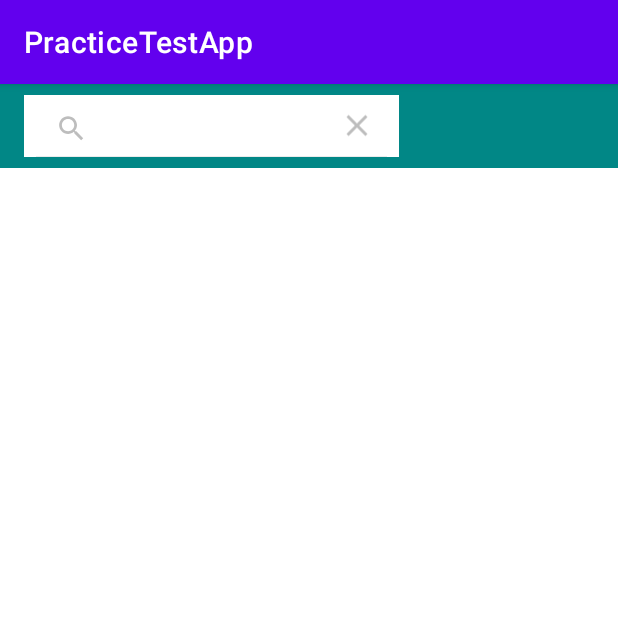
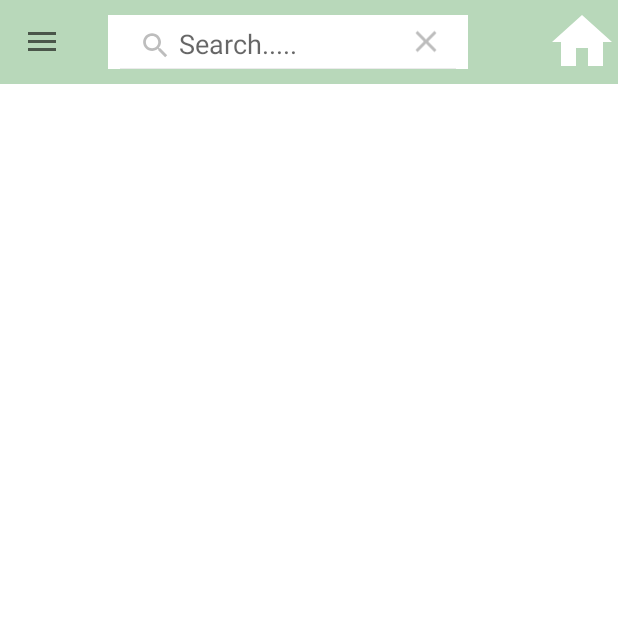
Before and after one commit to david0352721/PracticeApp, an Android app: the screen it shows after launch (MainActivity), after a tap on "Search", on a phone screen of 412 x 824 dp, the top half of it. Run offline under Robolectric (Android 15) with nearby library versions, the phone set to English and light mode, and no system bars.

Commit message:
新增啟動彈出視窗廣告及首頁DrawerLayout

```diff
--- a/app/build.gradle
+++ b/app/build.gradle
@@ -14,6 +14,7 @@ android {
         versionName "1.0"
 
         testInstrumentationRunner "androidx.test.runner.AndroidJUnitRunner"
+        vectorDrawables.useSupportLibrary = true
     }
 
     buildTypes {
--- a/app/src/main/java/com/example/practicetestapp/MainActivity.java
+++ b/app/src/main/java/com/example/practicetestapp/MainActivity.java
@@ -1,12 +1,16 @@
 package com.example.practicetestapp;
 
 import androidx.appcompat.app.ActionBarDrawerToggle;
+import androidx.appcompat.app.AlertDialog;
 import androidx.appcompat.app.AppCompatActivity;
 import androidx.appcompat.widget.SearchView;
 import androidx.appcompat.widget.Toolbar;
 import androidx.drawerlayout.widget.DrawerLayout;
 
 import android.os.Bundle;
+import android.view.LayoutInflater;
+import android.view.View;
+import android.view.ViewGroup;
 
 public class MainActivity extends AppCompatActivity {
 
@@ -20,9 +24,30 @@ public class MainActivity extends AppCompatActivity {
         super.onCreate(savedInstanceState);
         setContentView(R.layout.activity_main);
 
+        StartDialog();
+
         main_toolbar = findViewById(R.id.main_toolbar);
         main_searchView = findViewById(R.id.main_searchView);
         main_drawer = findViewById(R.id.main_drawer);
 
+        setSupportActionBar(main_toolbar);
+        getSupportActionBar().setDisplayShowTitleEnabled(false);
+        actionBarDrawerToggle = new ActionBarDrawerToggle(MainActivity.this, main_drawer, main_toolbar, 0, 0);
+        main_drawer.addDrawerListener(actionBarDrawerToggle);
+        actionBarDrawerToggle.syncState();
+
+    }
+
+    private void StartDialog() {
+        AlertDialog.Builder ad_builder = new AlertDialog.Builder(MainActivity.this);
+        ViewGroup ad_viewGroup = findViewById(R.id.main_layout);
+        View ad_View = LayoutInflater.from(MainActivity.this).inflate(R.layout.dialog_main, ad_viewGroup, false);
+        ad_builder.setView(ad_View);
+        AlertDialog ad_dialog = ad_builder.create();
+        ad_dialog.setCanceledOnTouchOutside(false);
+        ad_dialog.setCancelable(false);
+        ad_dialog.getWindow().setBackgroundDrawableResource(android.R.color.transparent);
+        ad_dialog.show();
+        ad_dialog.getWindow().findViewById(R.id.ad_cancel).setOnClickListener(view -> ad_dialog.dismiss());
     }
 }
--- /dev/null
+++ b/app/src/main/res/drawable/main_home_24.xml
@@ -0,0 +1,5 @@
+<vector android:height="48dp" android:tint="#FFFFFF"
+    android:viewportHeight="24" android:viewportWidth="24"
+    android:width="48dp" xmlns:android="http://schemas.android.com/apk/res/android">
+    <path android:fillColor="@android:color/white" android:pathData="M10,20v-6h4v6h5v-8h3L12,3 2,12h3v8z"/>
+</vector>
--- a/app/src/main/res/layout/activity_main.xml
+++ b/app/src/main/res/layout/activity_main.xml
@@ -5,23 +5,33 @@
     xmlns:tools="http://schemas.android.com/tools"
     android:layout_width="match_parent"
     android:layout_height="match_parent"
+    android:id="@+id/main_layout"
     tools:context=".MainActivity">
 
     <androidx.appcompat.widget.Toolbar
         android:layout_width="match_parent"
         android:layout_height="?attr/actionBarSize"
         android:id="@+id/main_toolbar"
-        android:background="@color/teal_700"
+        android:background="@color/actionBar"
+        app:popupTheme="@style/Widget.AppCompat.PopupMenu"
         app:layout_constraintLeft_toLeftOf="parent"
         app:layout_constraintRight_toRightOf="parent"
         app:layout_constraintTop_toTopOf="parent">
 
         <androidx.appcompat.widget.SearchView
-            android:layout_width="250dp"
+            android:layout_width="240dp"
             android:layout_height="wrap_content"
             android:id="@+id/main_searchView"
-            android:layout_marginVertical="7dp"
+            app:defaultQueryHint="Search....."
+            android:layout_marginVertical="10dp"
             android:background="@color/white"/>
+
+        <androidx.appcompat.widget.AppCompatImageView
+            android:id="@+id/main_logo"
+            android:layout_width="wrap_content"
+            android:layout_height="wrap_content"
+            android:layout_gravity="end"
+            app:srcCompat="@drawable/main_home_24"/>
 
     </androidx.appcompat.widget.Toolbar>
 
@@ -32,6 +42,16 @@
         app:layout_constraintLeft_toLeftOf="parent"
         app:layout_constraintRight_toRightOf="parent"
         app:layout_constraintTop_toBottomOf="@id/main_toolbar"
-        app:layout_constraintBottom_toBottomOf="parent" />
+        app:layout_constraintBottom_toBottomOf="parent" >
+
+        <com.google.android.material.navigation.NavigationView
+            android:layout_width="wrap_content"
+            android:layout_height="match_parent"
+            android:id="@+id/main_navigationView"
+            android:layout_gravity="start"
+            android:fitsSystemWindows="true"
+            app:menu="@menu/main_menu" />
+
+    </androidx.drawerlayout.widget.DrawerLayout>
 
 </androidx.constraintlayout.widget.ConstraintLayout>
--- /dev/null
+++ b/app/src/main/res/menu/main_menu.xml
@@ -0,0 +1,26 @@
+<?xml version="1.0" encoding="utf-8"?>
+<menu xmlns:android="http://schemas.android.com/apk/res/android">
+    <group android:checkableBehavior="single">
+
+        <item
+            android:id="@+id/test1"
+            android:title="@string/menu_test1" />
+
+        <item
+            android:id="@+id/test2"
+            android:title="@string/menu_test2" />
+
+        <item
+            android:id="@+id/test3"
+            android:title="@string/menu_test3" />
+
+        <item
+            android:id="@+id/test4"
+            android:title="@string/menu_test4" />
+
+        <item
+            android:id="@+id/test5"
+            android:title="@string/menu_test5" />
+
+    </group>
+</menu>
--- a/app/src/main/res/values/colors.xml
+++ b/app/src/main/res/values/colors.xml
@@ -7,4 +7,6 @@
     <color name="teal_700">#FF018786</color>
     <color name="black">#FF000000</color>
     <color name="white">#FFFFFFFF</color>
+    <color name="actionBar">#B8D8BA</color>
+    <color name="statusBar">#D9DBBC</color>
 </resources>
--- a/app/src/main/res/values/strings.xml
+++ b/app/src/main/res/values/strings.xml
@@ -1,3 +1,8 @@
 <resources>
     <string name="app_name">PracticeTestApp</string>
+    <string name="menu_test1">menu_test1</string>
+    <string name="menu_test2">menu_test2</string>
+    <string name="menu_test3">menu_test3</string>
+    <string name="menu_test4">menu_test4</string>
+    <string name="menu_test5">menu_test5</string>
 </resources>
--- a/app/src/main/res/values/themes.xml
+++ b/app/src/main/res/values/themes.xml
@@ -1,9 +1,9 @@
 <resources xmlns:tools="http://schemas.android.com/tools">
     <!-- Base application theme. -->
-    <style name="Theme.PracticeTestApp" parent="Theme.MaterialComponents.DayNight.DarkActionBar">
+    <style name="Theme.PracticeTestApp" parent="Theme.MaterialComponents.DayNight.NoActionBar">
         <!-- Primary brand color. -->
-        <item name="colorPrimary">@color/purple_500</item>
-        <item name="colorPrimaryVariant">@color/purple_700</item>
+        <item name="colorPrimary">@color/actionBar</item>
+        <item name="colorPrimaryVariant">@color/statusBar</item>
         <item name="colorOnPrimary">@color/white</item>
         <!-- Secondary brand color. -->
         <item name="colorSecondary">@color/teal_200</item>
```
Also changed, not shown: app/src/main/AndroidManifest.xml (+5 -2 lines), app/src/main/res/drawable/ad_cancel.xml (added, +11 -0 lines), app/src/main/res/layout/dialog_main.xml (added, +25 -0 lines), app/src/main/res/drawable/ad_image.jpg (added).
